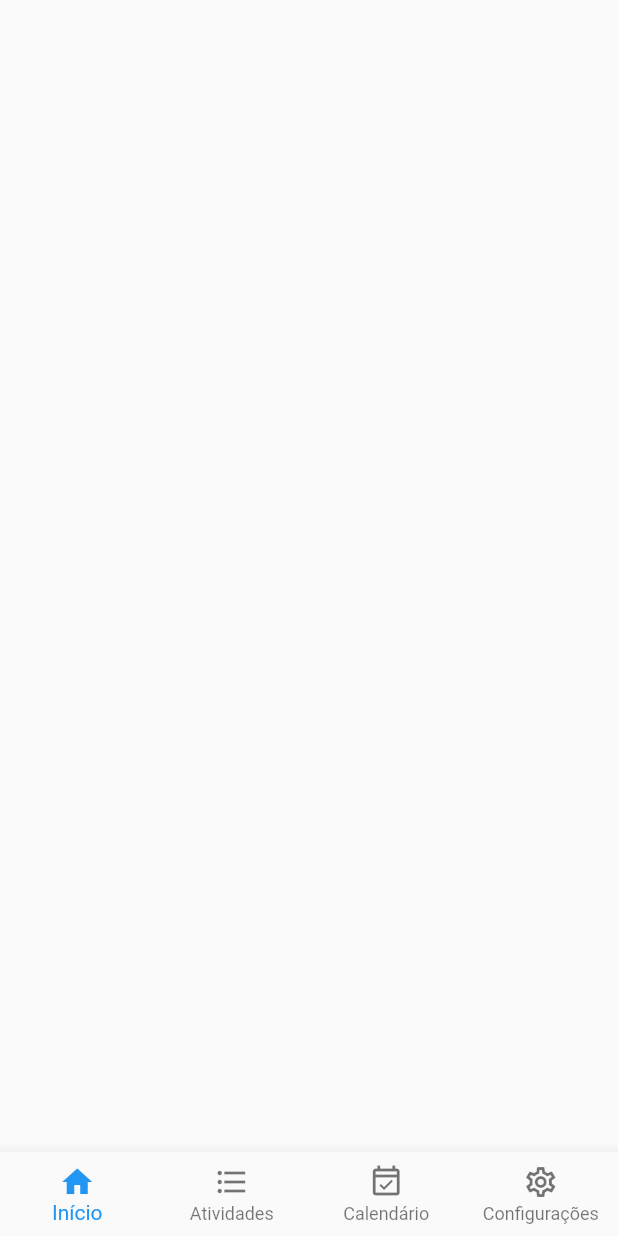
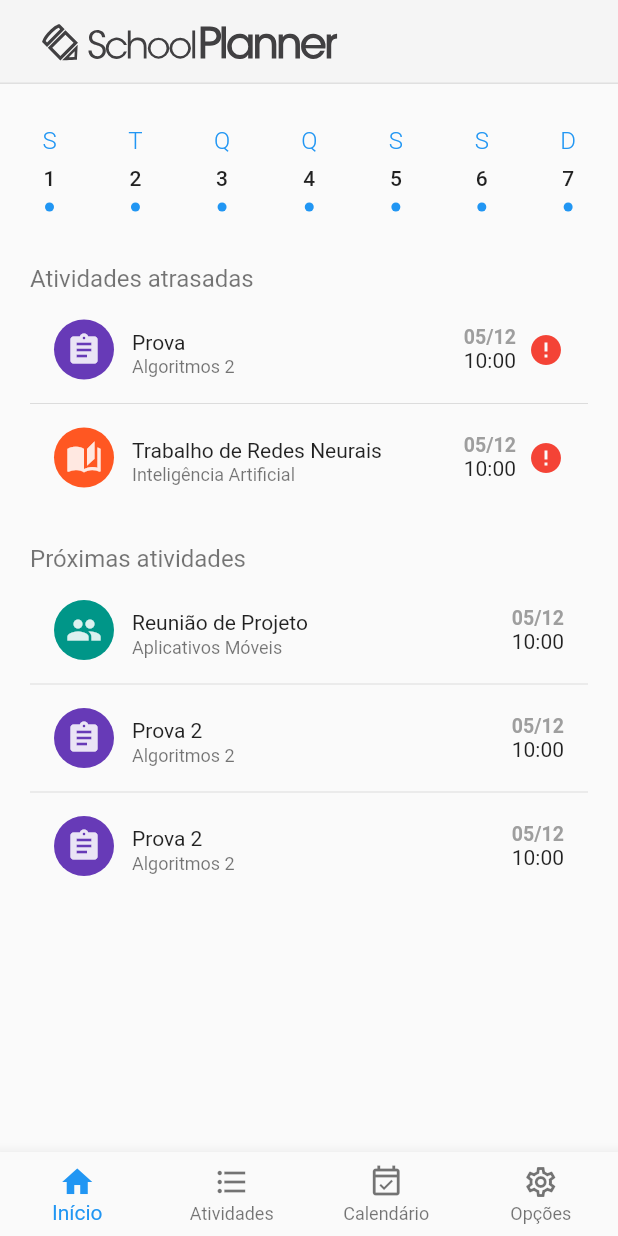
Before and after one commit to habibasseiss/school_planner, a Flutter app: the screen it shows after launch, on a phone screen of 412 x 824 dp. Run offline on Flutter 3.47's test engine with Material 2 defaults, Android fonts, the phone set to English and light mode, and no system bars; our stand-ins replace flutter_svg.

Commit message:
static home view example; removed app localization

```diff
--- a/l10n.yaml
+++ /dev/null
@@ -1,3 +0,0 @@
-arb-dir: lib/src/localization
-template-arb-file: app_pt.arb
-output-localization-file: app_localizations.dart
--- a/lib/src/app.dart
+++ b/lib/src/app.dart
@@ -1,6 +1,5 @@
 import 'package:flutter/material.dart';
 import 'package:provider/provider.dart';
-import 'package:flutter_gen/gen_l10n/app_localizations.dart';
 import 'package:flutter_localizations/flutter_localizations.dart';
 import 'package:school_planner/src/navigation/tabs_view.dart';
 import 'package:school_planner/src/theme.dart';
@@ -33,7 +32,6 @@ class MyApp extends StatelessWidget {
           // allows descendant Widgets to display the correct translations
           // depending on the user's locale.
           localizationsDelegates: const [
-            AppLocalizations.delegate,
             GlobalMaterialLocalizations.delegate,
             GlobalWidgetsLocalizations.delegate,
             GlobalCupertinoLocalizations.delegate,
@@ -42,13 +40,7 @@ class MyApp extends StatelessWidget {
             Locale('pt', ''), // Portuguese
           ],
 
-          // Use AppLocalizations to configure the correct application title
-          // depending on the user's locale.
-          //
-          // The appTitle is defined in .arb files found in the localization
-          // directory.
-          onGenerateTitle: (BuildContext context) =>
-              AppLocalizations.of(context)!.appTitle,
+          title: 'School Planner',
 
           // Define a light and dark color theme. Then, read the user's
           // preferred ThemeMode (light, dark, or system default) from the
--- /dev/null
+++ b/lib/src/home/components/task_list_tile.dart
@@ -0,0 +1,82 @@
+import 'package:flutter/material.dart';
+
+enum TaskType {
+  test,
+  homework,
+  meeting,
+}
+
+class TaskListTile extends StatelessWidget {
+  const TaskListTile({
+    Key? key,
+    required this.title,
+    required this.subtitle,
+    required this.type,
+    this.alert = false,
+  }) : super(key: key);
+
+  final String title;
+  final String subtitle;
+  final TaskType type;
+  final bool alert;
+
+  @override
+  Widget build(BuildContext context) {
+    return ListTile(
+      visualDensity: VisualDensity.compact,
+      dense: true,
+      title: Text(title, style: Theme.of(context).textTheme.bodyText2),
+      subtitle: Text(subtitle),
+      leading: getIcon(type),
+      trailing: Row(
+        mainAxisSize: MainAxisSize.min,
+        children: [
+          Column(
+            mainAxisSize: MainAxisSize.min,
+            children: [
+              Text('05/12',
+                  style: Theme.of(context).textTheme.subtitle1!.apply(
+                      fontSizeDelta: -3,
+                      color: Colors.grey,
+                      fontWeightDelta: 2)),
+              Text('10:00',
+                  style: Theme.of(context).textTheme.subtitle1!.apply(
+                        fontSizeDelta: -2,
+                      )),
+            ],
+          ),
+          if (alert)
+            const Padding(
+              padding: EdgeInsets.only(left: 8.0),
+              child: Icon(Icons.error, color: Colors.red),
+            ),
+        ],
+      ),
+    );
+  }
+
+  Widget getIcon(TaskType type) {
+    IconData iconData;
+    Color color;
+
+    switch (type) {
+      case TaskType.test:
+        iconData = Icons.assignment;
+        color = Colors.deepPurple;
+        break;
+      case TaskType.homework:
+        iconData = Icons.auto_stories;
+        color = Colors.deepOrange;
+        break;
+      case TaskType.meeting:
+        iconData = Icons.people;
+        color = Colors.teal;
+        break;
+    }
+
+    return CircleAvatar(
+      backgroundColor: color,
+      child: Icon(iconData, color: Colors.white.withAlpha(220)),
+    );
+  }
+}
--- /dev/null
+++ b/lib/src/home/components/week_day_box.dart
@@ -0,0 +1,73 @@
+import 'dart:math';
+
+import 'package:flutter/material.dart';
+
+class WeekDayBox extends StatelessWidget {
+  final int weekDay;
+
+  const WeekDayBox(this.weekDay, {Key? key}) : super(key: key);
+
+  @override
+  Widget build(BuildContext context) {
+    return Container(
+      padding: const EdgeInsets.all(8),
+      child: Column(
+        children: [
+          Text(getWeekDay(weekDay + 1),
+              style: Theme.of(context).textTheme.headline6!.apply(
+                    color: Theme.of(context).primaryColor,
+                    fontWeightDelta: -2,
+                    fontSizeDelta: -4,
+                  )),
+          const SizedBox(height: 8),
+          Text((weekDay + 1).toString(),
+              style: Theme.of(context).textTheme.headline6!.apply(
+                    fontSizeDelta: -6,
+                  )),
+          const SizedBox(height: 8),
+          Row(children: [
+            for (var i = 0; i < Random().nextInt(3); i++) const DotIndicator()
+          ])
+        ],
+      ),
+    );
+  }
+
+  // get week day from int
+  static String getWeekDay(int weekDay) {
+    switch (weekDay) {
+      case 1:
+        return 'S';
+      case 2:
+        return 'T';
+      case 3:
+        return 'Q';
+      case 4:
+        return 'Q';
+      case 5:
+        return 'S';
+      case 6:
+        return 'S';
+      case 7:
+        return 'D';
+      default:
+        return '?';
+    }
+  }
+}
+
+class DotIndicator extends StatelessWidget {
+  const DotIndicator({Key? key}) : super(key: key);
+
+  @override
+  Widget build(BuildContext context) {
+    return Container(
+      height: 6,
+      width: 10,
+      decoration: BoxDecoration(
+        shape: BoxShape.circle,
+        color: Theme.of(context).primaryColor,
+      ),
+    );
+  }
+}
--- /dev/null
+++ b/lib/src/home/home_view.dart
@@ -0,0 +1,76 @@
+import 'package:flutter/material.dart';
+import 'package:flutter_svg/flutter_svg.dart';
+import 'package:school_planner/src/home/components/task_list_tile.dart';
+import 'package:school_planner/src/home/components/week_day_box.dart';
+
+class HomeView extends StatelessWidget {
+  const HomeView({Key? key}) : super(key: key);
+
+  static const routeName = '/';
+
+  @override
+  Widget build(BuildContext context) {
+    return Scaffold(
+      appBar: AppBar(
+        title: SvgPicture.asset(
+          'assets/icons/logo.svg',
+          height: 40,
+        ),
+      ),
+      body: ListView(
+        padding: const EdgeInsets.all(20),
+        children: [
+          SizedBox(
+            height: 80,
+            child: Row(
+              mainAxisAlignment: MainAxisAlignment.spaceBetween,
+              children: List.generate(7, (index) => WeekDayBox(index)),
+            ),
+          ),
+          const SizedBox(height: 20),
+          Text(
+            'Atividades atrasadas',
+            style: Theme.of(context).textTheme.headline2,
+          ),
+          const SizedBox(height: 10),
+          const TaskListTile(
+            title: 'Prova',
+            subtitle: 'Algoritmos 2',
+            type: TaskType.test,
+            alert: true,
+          ),
+          const Divider(),
+          const TaskListTile(
+            title: 'Trabalho de Redes Neurais',
+            subtitle: 'Inteligência Artificial',
+            type: TaskType.homework,
+            alert: true,
+          ),
+          const SizedBox(height: 30),
+          Text(
+            'Próximas atividades',
+            style: Theme.of(context).textTheme.headline2,
+          ),
+          const SizedBox(height: 10),
+          const TaskListTile(
+            title: 'Reunião de Projeto',
+            subtitle: 'Aplicativos Móveis',
+            type: TaskType.meeting,
+          ),
+          const Divider(),
+          const TaskListTile(
+            title: 'Prova 2',
+            subtitle: 'Algoritmos 2',
+            type: TaskType.test,
+          ),
+          const Divider(),
+          const TaskListTile(
+            title: 'Prova 2',
+            subtitle: 'Algoritmos 2',
+            type: TaskType.test,
+          ),
+        ],
+      ),
+    );
+  }
+}
--- a/lib/src/localization/app_pt.arb
+++ /dev/null
@@ -1,3 +0,0 @@
-{
-  "appTitle": "School Planner"
-}
--- a/lib/src/navigation/navigation_tabs.dart
+++ b/lib/src/navigation/navigation_tabs.dart
@@ -1,4 +1,5 @@
 import 'package:flutter/material.dart';
+import 'package:school_planner/src/home/home_view.dart';
 import 'package:school_planner/src/navigation/base_navigator.dart';
 import 'package:school_planner/src/sample_feature/sample_item_details_view.dart';
 import 'package:school_planner/src/sample_feature/sample_item_list_view.dart';
@@ -15,7 +16,11 @@ class NavigationTabs {
           return MaterialPageRoute<void>(
             settings: routeSettings,
             builder: (BuildContext context) {
-              return Container();
+              switch (routeSettings.name) {
+                case HomeView.routeName:
+                default:
+                  return const HomeView();
+              }
             },
           );
         },
@@ -61,7 +66,7 @@ class NavigationTabs {
       ),
     ),
     NavigationTab(
-      label: 'Configurações',
+      label: 'Opções',
       icon: const Icon(Icons.settings_outlined),
       activeIcon: const Icon(Icons.settings),
       page: BaseNavigator(
--- a/lib/src/theme.dart
+++ b/lib/src/theme.dart
@@ -1,4 +1,29 @@
 import 'package:flutter/material.dart';
 
-var theme = ThemeData();
-var darkTheme = ThemeData.dark();
+var theme = ThemeData.light().copyWith(
+  appBarTheme: AppBarTheme(
+    color: Colors.grey[100],
+    titleTextStyle: const TextStyle(
+      color: Colors.black,
+      fontSize: 20,
+      fontWeight: FontWeight.w600,
+    ),
+    actionsIconTheme: const IconThemeData(
+      color: Colors.black,
+    ),
+    elevation: 0,
+    shape: Border(bottom: BorderSide(color: Colors.grey[300]!, width: 1)),
+  ),
+  textTheme: ThemeData.light().textTheme.copyWith(
+        headline2: ThemeData.light()
+            .textTheme
+            .headline2!
+            .copyWith(fontSize: 16, fontWeight: FontWeight.normal),
+      ),
+);
+var darkTheme = ThemeData.dark().copyWith(
+    // appBarTheme: AppBarTheme(
+    //   color: ThemeData.dark().scaffoldBackgroundColor,
+    //   elevation: 0,
+    // ),
+    );
--- a/pubspec.yaml
+++ b/pubspec.yaml
@@ -11,6 +11,7 @@ environment:
 
 dependencies:
   provider: ^6.0.1
+  flutter_svg: ^0.23.0+1
 
   flutter:
     sdk: flutter
@@ -36,9 +37,7 @@ flutter_icons:
 flutter:
   uses-material-design: true
 
-  # Enable generation of localized Strings from arb files.
-  generate: true
-
   assets:
     # Add assets from the images directory to the application.
     - assets/images/
+    - assets/icons/
```
Also changed, not shown: assets/icons/logo.svg (added), pubspec.lock.
